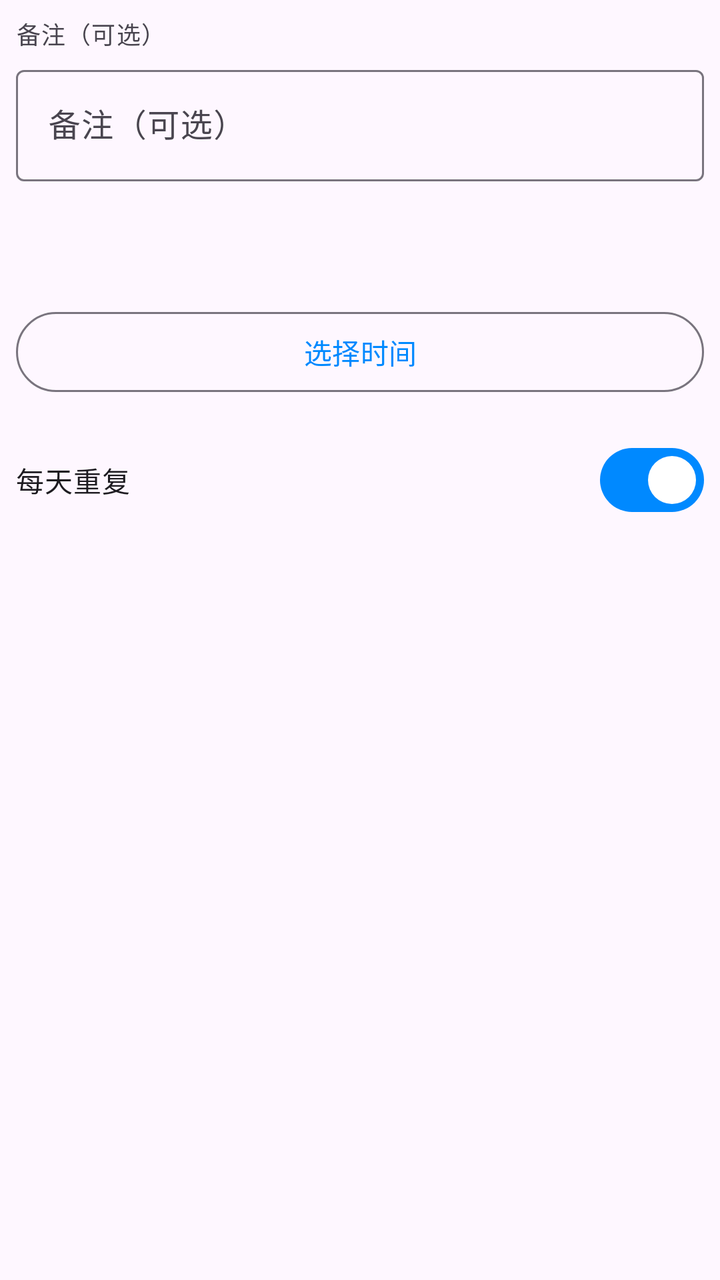
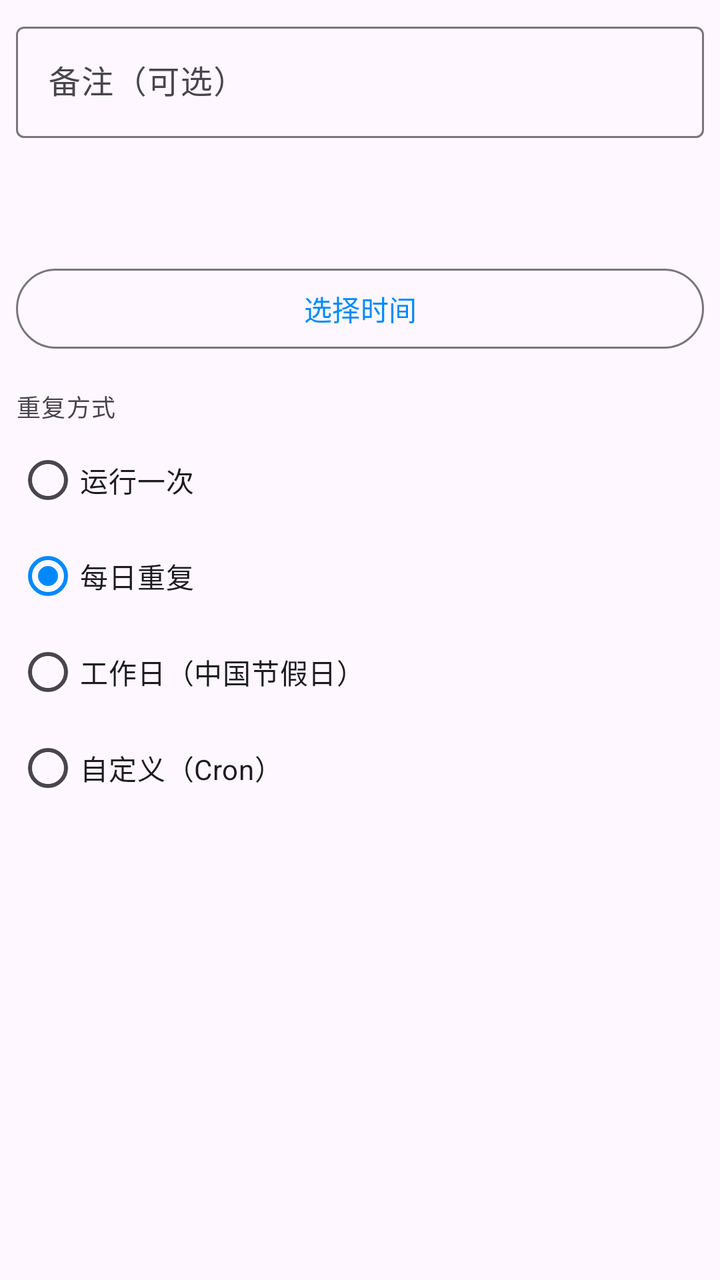

Two renders of the same Android screen: before a commit and after it. Below are the layout's source before the change and the commit's diff.
<!-- AndroidManifest.xml: application theme Theme.DDTask -->
<!-- res/layout/dialog_add_task.xml -->
<?xml version="1.0" encoding="utf-8"?>
<LinearLayout
    xmlns:android="http://schemas.android.com/apk/res/android"
    android:layout_width="match_parent"
    android:layout_height="wrap_content"
    android:orientation="vertical"
    android:padding="8dp">

    <TextView
        android:layout_width="wrap_content"
        android:layout_height="wrap_content"
        android:text="@string/task_label_hint"
        android:textAppearance="?attr/textAppearanceLabelMedium" />

    <com.google.android.material.textfield.TextInputLayout
        android:layout_width="match_parent"
        android:layout_height="wrap_content"
        android:layout_marginTop="4dp"
        android:hint="@string/task_label_hint">

        <com.google.android.material.textfield.TextInputEditText
            android:id="@+id/et_label"
            android:layout_width="match_parent"
            android:layout_height="wrap_content"
            android:inputType="text"
            android:maxLines="1" />

    </com.google.android.material.textfield.TextInputLayout>

    <TextView
        android:id="@+id/tv_selected_time"
        android:layout_width="wrap_content"
        android:layout_height="wrap_content"
        android:layout_marginTop="16dp"
        android:textAppearance="?attr/textAppearanceHeadlineMedium" />

    <com.google.android.material.button.MaterialButton
        android:id="@+id/btn_pick_time"
        style="@style/Widget.Material3.Button.OutlinedButton"
        android:layout_width="match_parent"
        android:layout_height="wrap_content"
        android:layout_marginTop="8dp"
        android:text="@string/pick_time" />

    <com.google.android.material.materialswitch.MaterialSwitch
        android:id="@+id/switch_repeat_daily"
        android:layout_width="match_parent"
        android:layout_height="wrap_content"
        android:layout_marginTop="16dp"
        android:checked="true"
        android:text="@string/repeat_daily" />

</LinearLayout>
<!-- resources referenced by this layout -->
<resources>
  <string name="pick_time">选择时间</string>
  <string name="repeat_daily">每天重复</string>
  <string name="task_label_hint">备注（可选）</string>
  <style name="Theme.DDTask" parent="Theme.Material3.Light.NoActionBar">
          <item name="colorPrimary">@color/primary</item>
          <item name="colorPrimaryDark">@color/primary_dark</item>
          <item name="colorSecondary">@color/secondary</item>
      </style>
  <color name="primary">#0089FF</color>
  <color name="primary_dark">#0066CC</color>
  <color name="secondary">#FF6B35</color>
</resources>

<!-- the commit's change to res/layout/dialog_add_task.xml (unified diff, before → after) -->
@@ -6,16 +6,9 @@
     android:orientation="vertical"
     android:padding="8dp">
 
-    <TextView
-        android:layout_width="wrap_content"
-        android:layout_height="wrap_content"
-        android:text="@string/task_label_hint"
-        android:textAppearance="?attr/textAppearanceLabelMedium" />
-
     <com.google.android.material.textfield.TextInputLayout
         android:layout_width="match_parent"
         android:layout_height="wrap_content"
-        android:layout_marginTop="4dp"
         android:hint="@string/task_label_hint">
 
         <com.google.android.material.textfield.TextInputEditText
@@ -27,27 +20,96 @@
 
     </com.google.android.material.textfield.TextInputLayout>
 
+    <LinearLayout
+        android:id="@+id/layout_time"
+        android:layout_width="match_parent"
+        android:layout_height="wrap_content"
+        android:orientation="vertical">
+
+        <TextView
+            android:id="@+id/tv_selected_time"
+            android:layout_width="wrap_content"
+            android:layout_height="wrap_content"
+            android:layout_marginTop="16dp"
+            android:textAppearance="?attr/textAppearanceHeadlineMedium" />
+
+        <com.google.android.material.button.MaterialButton
+            android:id="@+id/btn_pick_time"
+            style="@style/Widget.Material3.Button.OutlinedButton"
+            android:layout_width="match_parent"
+            android:layout_height="wrap_content"
+            android:layout_marginTop="8dp"
+            android:text="@string/pick_time" />
+
+    </LinearLayout>
+
     <TextView
-        android:id="@+id/tv_selected_time"
         android:layout_width="wrap_content"
         android:layout_height="wrap_content"
         android:layout_marginTop="16dp"
-        android:textAppearance="?attr/textAppearanceHeadlineMedium" />
+        android:text="@string/repeat_mode_label"
+        android:textAppearance="?attr/textAppearanceLabelMedium" />
 
-    <com.google.android.material.button.MaterialButton
-        android:id="@+id/btn_pick_time"
-        style="@style/Widget.Material3.Button.OutlinedButton"
+    <RadioGroup
+        android:id="@+id/radio_repeat_mode"
+        android:layout_width="match_parent"
+        android:layout_height="wrap_content"
+        android:layout_marginTop="4dp">
+
+        <RadioButton
+            android:id="@+id/radio_once"
+            android:layout_width="match_parent"
+            android:layout_height="wrap_content"
+            android:text="@string/repeat_once" />
+
+        <RadioButton
+            android:id="@+id/radio_daily"
+            android:layout_width="match_parent"
+            android:layout_height="wrap_content"
+            android:checked="true"
+            android:text="@string/repeat_daily" />
+
+        <RadioButton
+            android:id="@+id/radio_weekdays"
+            android:layout_width="match_parent"
+            android:layout_height="wrap_content"
+            android:text="@string/repeat_weekdays" />
+
+        <RadioButton
+            android:id="@+id/radio_cron"
+            android:layout_width="match_parent"
+            android:layout_height="wrap_content"
+            android:text="@string/repeat_cron" />
+
+    </RadioGroup>
+
+    <com.google.android.material.textfield.TextInputLayout
+        android:id="@+id/layout_cron"
         android:layout_width="match_parent"
         android:layout_height="wrap_content"
         android:layout_marginTop="8dp"
-        android:text="@string/pick_time" />
+        android:hint="@string/cron_hint"
+        android:visibility="gone">
 
-    <com.google.android.material.materialswitch.MaterialSwitch
-        android:id="@+id/switch_repeat_daily"
-        android:layout_width="match_parent"
+        <com.google.android.material.textfield.TextInputEditText
+            android:id="@+id/et_cron"
+            android:layout_width="match_parent"
+            android:layout_height="wrap_content"
+            android:fontFamily="monospace"
+            android:inputType="text"
+            android:maxLines="2" />
+
+    </com.google.android.material.textfield.TextInputLayout>
+
+    <TextView
+        android:id="@+id/tv_cron_help"
+        android:layout_width="wrap_content"
         android:layout_height="wrap_content"
-        android:layout_marginTop="16dp"
-        android:checked="true"
-        android:text="@string/repeat_daily" />
+        android:layout_marginStart="4dp"
+        android:layout_marginTop="4dp"
+        android:text="@string/cron_help"
+        android:textAppearance="?attr/textAppearanceBodySmall"
+        android:textColor="?android:attr/textColorSecondary"
+        android:visibility="gone" />
 
 </LinearLayout>
<!-- resource entries referenced after the edit -->
@@ -1,7 +1,13 @@
 <!-- resources referenced by this layout -->
 <resources>
+  <string name="cron_help">格式：分 时 日 月 周。工作日模式已内置 2026 年国务院节假日与调休安排</string>
+  <string name="cron_hint">Cron 表达式</string>
   <string name="pick_time">选择时间</string>
-  <string name="repeat_daily">每天重复</string>
+  <string name="repeat_cron">自定义（Cron）</string>
+  <string name="repeat_daily">每日重复</string>
+  <string name="repeat_mode_label">重复方式</string>
+  <string name="repeat_once">运行一次</string>
+  <string name="repeat_weekdays">工作日（中国节假日）</string>
   <string name="task_label_hint">备注（可选）</string>
   <style name="Theme.DDTask" parent="Theme.Material3.Light.NoActionBar">
           <item name="colorPrimary">@color/primary</item>
